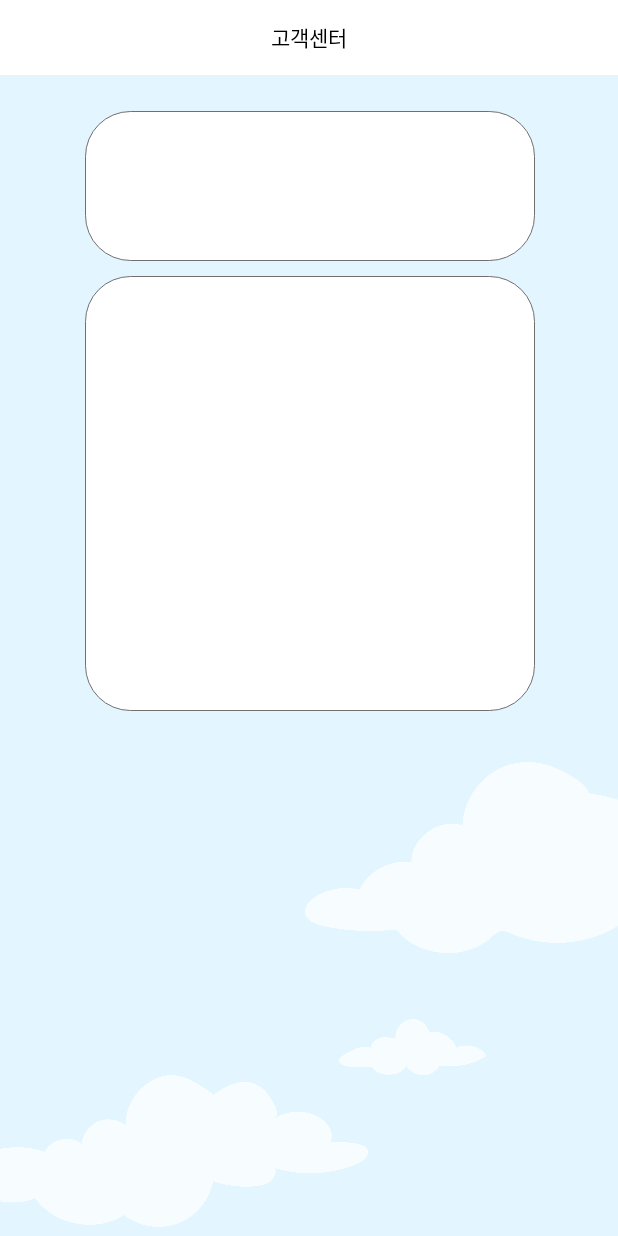
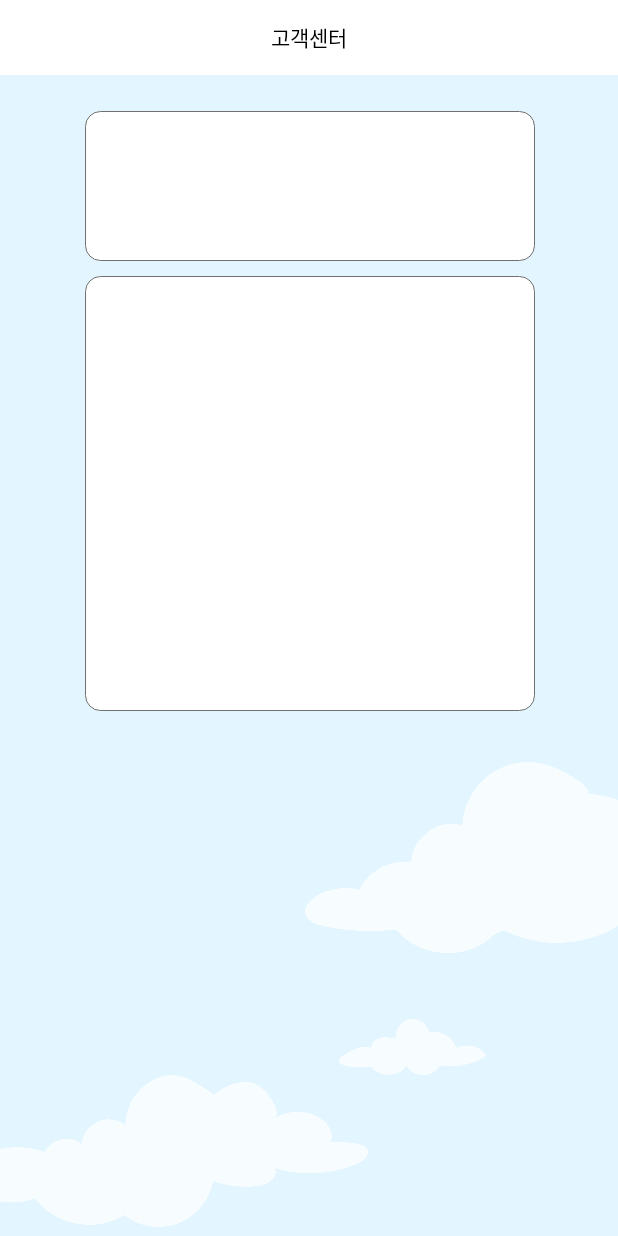
Before and after one commit to KimDDoHyeon/KidsAir, an Android app: the ServiceCenter screen opened directly, with no data from a screen before it, on a phone screen of 412 x 824 dp. Run offline under Robolectric (Android 15) with nearby library versions, the light colour scheme and no system bars; 1 statement that could not run was skipped.

Commit message:
radius change

```diff
--- a/app/src/main/res/drawable/service_dashboard.xml
+++ b/app/src/main/res/drawable/service_dashboard.xml
@@ -3,7 +3,7 @@
     <item>
         <shape android:shape="rectangle">
             <solid android:color="#fff"/>
-            <corners android:radius="30dp"/>
+            <corners android:radius="10dp"/>
             <stroke android:width="0.2dp" android:color="#707070"/>
         </shape>
     </item>
```
